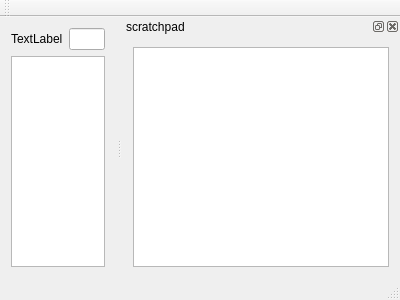
First picture: the form in scratchpad.ui, repository stoyan-shopov/scratchpad, before the edit.
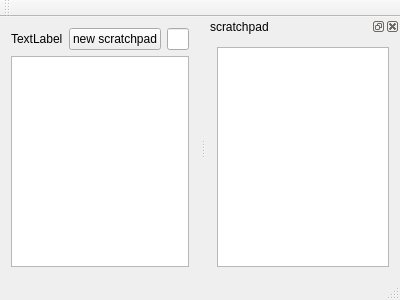
Second picture: the form after the edit.

Commit message: save scratchpad dock widgets contents

What changed in the file:
```diff
--- a/scratchpad.ui
+++ b/scratchpad.ui
@@ -24,6 +24,13 @@
         </property>
        </widget>
       </item>
+      <item>
+       <widget class="QPushButton" name="pushButtonNewScratchpad">
+        <property name="text">
+         <string>new scratchpad</string>
+        </property>
+       </widget>
+      </item>
       <item>
        <widget class="QLineEdit" name="sforthLineEdit"/>
       </item>
```
The commit also changes 4 other files.
